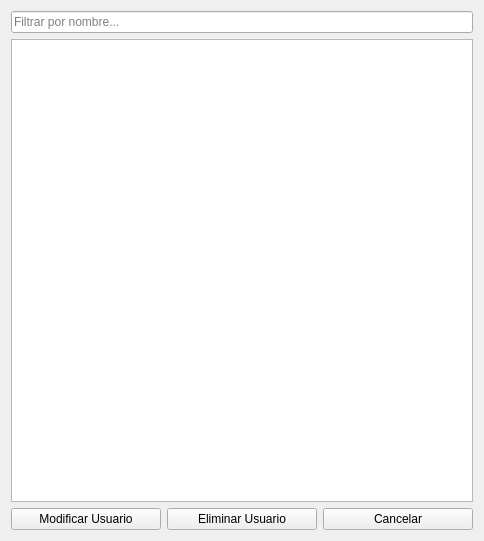
Above: src/vista/ui/GestionUsu.ui from OscaarMG/campasgym before the change. Below: the same form after it.
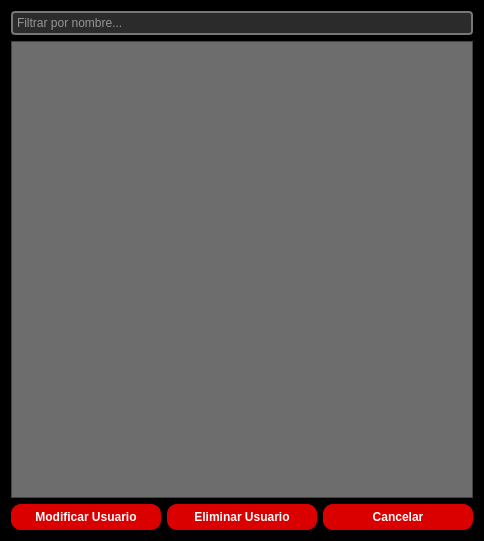
That is the form after the change.

Diff of the .ui file:
```diff
--- a/src/vista/ui/GestionUsu.ui
+++ b/src/vista/ui/GestionUsu.ui
@@ -10,21 +10,138 @@
     <height>541</height>
    </rect>
   </property>
+  <property name="styleSheet">
+   <string notr="true">background-color:#000000</string>
+  </property>
   <layout class="QVBoxLayout" name="verticalLayout">
    <item>
     <widget class="QLineEdit" name="filterLineEdit">
+     <property name="styleSheet">
+      <string notr="true">QLineEdit {
+    background-color: #2b2b2b;      
+    color: white;                   
+    border: 1.5px solid #777777;     
+    padding: 2px;
+    border-radius: 4px;
+    selection-background-color: #444444;
+    selection-color: #ff4c4c;        
+}
+</string>
+     </property>
      <property name="placeholderText">
       <string>Filtrar por nombre...</string>
      </property>
     </widget>
    </item>
    <item>
-    <widget class="QTableView" name="tableView"/>
+    <widget class="QTableView" name="tableView">
+     <property name="styleSheet">
+      <string notr="true">QTableView {
+    background-color: #6d6d6d;
+    color: white;
+    gridline-color: #888888; 
+    border: 1px solid #444444;
+}
+
+QTableView::item {
+    background-color: #7d7d7d;
+    border: 1px solid #555555;
+    padding: 4px;
+}
+
+QTableView {
+    background-color: #6d6d6d;
+    color: white;
+    gridline-color: #888888; /* color del borde entre celdas */
+    border: 1px solid #444444;
+}
+
+QTableWidget::item {
+    background-color: #7d7d7d;
+    border: 1px solid #555555;
+    padding: 4px;
+}
+
+QHeaderView::section {
+    background-color: #5d5d5d;
+    color: white;
+    border: 1px solid #444444;
+    padding: 4px;
+}
+
+QTableCornerButton::section {
+    background-color: #6d6d6d;
+    border: 1px solid #555555;
+}
+
+
+QScrollBar:vertical {
+    background: #5d5d5d;  /* Fondo liso, sin textura */
+    width: 12px;
+    margin: 0px;
+    border: none;
+}
+
+QScrollBar::handle:vertical {
+    background: #888888;  /* Parte que se arrastra */
+    min-height: 20px;
+    border-radius: 4px;
+}
+
+QScrollBar::add-line:vertical,
+QScrollBar::sub-line:vertical {
+    height: 0px;
+    background: none;
+    border: none;
+}
+
+QScrollBar:horizontal {
+    background: #5d5d5d;
+    height: 12px;
+    margin: 0px;
+    border: none;
+}
+
+QScrollBar::handle:horizontal {
+    background: #888888;
+    min-width: 20px;
+    border-radius: 4px;
+}
+
+QScrollBar::add-line:horizontal,
+QScrollBar::sub-line:horizontal {
+    width: 0px;
+    background: none;
+    border: none;
+}
+
+QTableWidget QLineEdit {
+    background-color: #5d5d5d;
+    color: white;
+    border: 1px solid #777777;
+    padding: 2px;
+}</string>
+     </property>
+    </widget>
    </item>
    <item>
     <layout class="QHBoxLayout" name="horizontalLayout">
      <item>
       <widget class="QPushButton" name="btnModificar">
+       <property name="styleSheet">
+        <string notr="true">QPushButton {
+    background-color: #da0000;
+    color: white;
+    border-radius: 10px;
+    padding: 6px;
+    font-size: 12px;
+    font-weight: bold;
+}
+
+QPushButton:hover {
+    background-color: #aa0000;
+}</string>
+       </property>
        <property name="text">
         <string>Modificar Usuario</string>
        </property>
@@ -32,6 +149,20 @@
      </item>
      <item>
       <widget class="QPushButton" name="btnEliminar">
+       <property name="styleSheet">
+        <string notr="true">QPushButton {
+    background-color: #da0000;
+    color: white;
+    border-radius: 10px;
+    padding: 6px;
+    font-size: 12px;
+    font-weight: bold;
+}
+
+QPushButton:hover {
+    background-color: #aa0000;
+}</string>
+       </property>
        <property name="text">
         <string>Eliminar Usuario</string>
        </property>
@@ -39,6 +170,20 @@
      </item>
      <item>
       <widget class="QPushButton" name="btnCancelar">
+       <property name="styleSheet">
+        <string notr="true">QPushButton {
+    background-color: #da0000;
+    color: white;
+    border-radius: 10px;
+    padding: 6px;
+    font-size: 12px;
+    font-weight: bold;
+}
+
+QPushButton:hover {
+    background-color: #aa0000;
+}</string>
+       </property>
        <property name="text">
         <string>Cancelar</string>
        </property>
```
